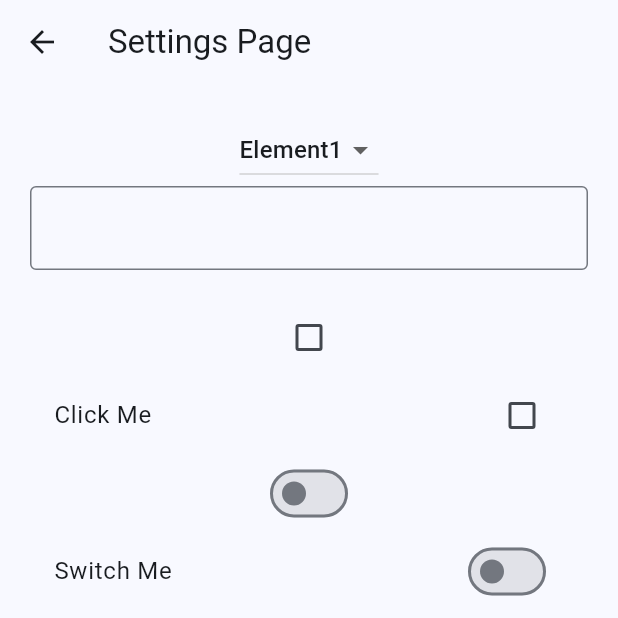
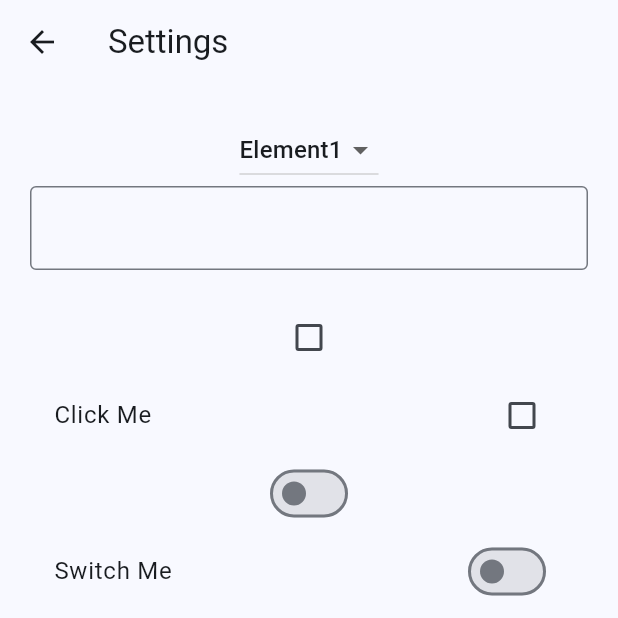
Before and after one commit to genedeh/first_flutter_app, a Flutter app: the screen it shows after launch, after a tap on the "settings" icon, on a phone screen of 412 x 824 dp, the top half of it. Run offline on Flutter 3.47's test engine with Material 3 defaults, Android fonts, the phone set to English and light mode, and no system bars.

Commit message:
PAGE - PAGE TRANSFER

```diff
--- a/lib/views/pages/settings_page.dart
+++ b/lib/views/pages/settings_page.dart
@@ -1,8 +1,8 @@
 import 'package:flutter/material.dart';
 
 class SettingsPage extends StatefulWidget {
-  const SettingsPage({super.key});
-
+  const SettingsPage({super.key, required this.title});
+  final String title;
   @override
   State<SettingsPage> createState() => _SettingsPageState();
 }
@@ -17,7 +17,7 @@ class _SettingsPageState extends State<SettingsPage> {
   Widget build(BuildContext context) {
     return Scaffold(
       appBar: AppBar(
-        title: Text('Settings Page'),
+        title: Text(widget.title),
         automaticallyImplyLeading: false,
         leading: BackButton(
           onPressed: () {
--- a/lib/views/widget_tree.dart
+++ b/lib/views/widget_tree.dart
@@ -35,7 +35,7 @@ class WidgetTree extends StatelessWidget {
                 context,
                 MaterialPageRoute(
                   builder: (context) {
-                    return SettingsPage();
+                    return SettingsPage(title: 'Settings');
                   },
                 ),
               );
```
